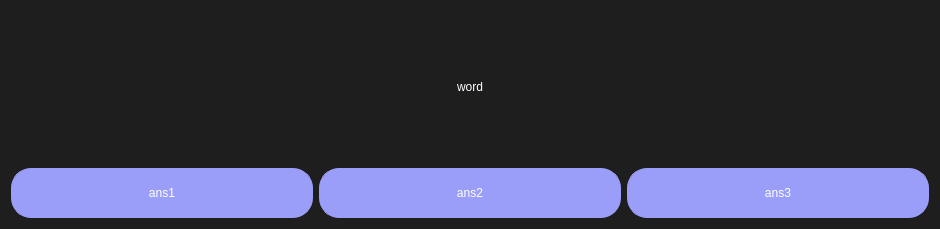
Qt form ui/ask.ui (MarwanMagdy0/EHelper) before a commit.
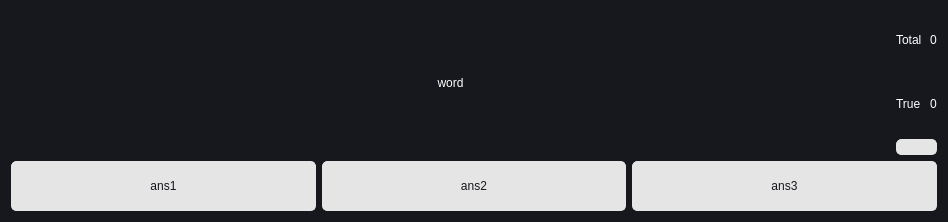
The same form after that commit. Icons and pictures are not drawn.

Commit message: change the design and add the total and true-times feature

```diff
--- a/ui/ask.ui
+++ b/ui/ask.ui
@@ -6,8 +6,8 @@
    <rect>
     <x>0</x>
     <y>0</y>
-    <width>940</width>
-    <height>229</height>
+    <width>948</width>
+    <height>222</height>
    </rect>
   </property>
   <property name="windowTitle">
@@ -15,15 +15,23 @@
   </property>
   <property name="styleSheet">
    <string notr="true">* {
-	background-color: #1e1e1e;
+	font: 63 20pt &quot;DejaVu Sans Mono&quot;;
+	background-color: #17181d;
 	color: #ffffff;
 }
+
+QTextEdit {
+background-color: #292c35;
+border: 1px solid #292c35;
+border-radius: 5px;
+}
+
 QPushButton {
 	font: 63 20pt &quot;DejaVu Sans Mono&quot;;
-	background-color: #9a9ef9;
-	border: 1px solid #9a9ef9;
-	border-radius: 20px;
-	color: #FFFFFF;
+	background-color: #e5e5e5;
+	border: 1px solid #e5e5e5;
+	border-radius: 5px;
+	color: #17181d;
 }
 QPushButton:hover {
     border-radius:20px;
@@ -33,8 +41,10 @@
 }
 
 QPushButton:disabled {
+	border-radius:5px;
+	border: 1px solid gray;
     background-color: gray;
-    color: white;
+    color: 17181d;
 }
 
 QPushButton:pressed {
@@ -42,47 +52,93 @@
 	background-color: rgb(85, 0, 255);
     color: white;
 }
-QHeaderView::section {
- background-color: #303030;
-border:none;
- }
-
-QScrollBar:vertical {
-        background-color: #333333;
-        width: 10px;
-    }
-    QScrollBar::handle:vertical {
-        background-color: #555555;
-        min-height: 20px;
-    }
-    QScrollBar::handle:vertical:hover {
-        background-color: #777777;
-    }
-    QScrollBar::add-line:vertical,
-    QScrollBar::sub-line:vertical {
-        background: none;
-    }
-    QScrollBar::add-page:vertical,
-    QScrollBar::sub-page:vertical {
-        background: none;
-    }</string>
+</string>
   </property>
   <layout class="QVBoxLayout" name="verticalLayout">
-   <item>
-    <widget class="QLabel" name="english_word">
-     <property name="styleSheet">
-      <string notr="true">font: 20pt &quot;DejaVu Sans&quot;;</string>
-     </property>
-     <property name="text">
-      <string>word</string>
-     </property>
-     <property name="alignment">
-      <set>Qt::AlignCenter</set>
-     </property>
-    </widget>
-   </item>
    <item>
     <layout class="QHBoxLayout" name="horizontalLayout_2">
+     <item>
+      <widget class="QLabel" name="english_word">
+       <property name="sizePolicy">
+        <sizepolicy hsizetype="Expanding" vsizetype="Preferred">
+         <horstretch>0</horstretch>
+         <verstretch>0</verstretch>
+        </sizepolicy>
+       </property>
+       <property name="styleSheet">
+        <string notr="true"/>
+       </property>
+       <property name="text">
+        <string>word</string>
+       </property>
+       <property name="alignment">
+        <set>Qt::AlignCenter</set>
+       </property>
+      </widget>
+     </item>
+     <item>
+      <layout class="QVBoxLayout" name="verticalLayout_2">
+       <item>
+        <layout class="QGridLayout" name="gridLayout">
+         <item row="0" column="0">
+          <widget class="QLabel" name="label_2">
+           <property name="text">
+            <string>Total</string>
+           </property>
+          </widget>
+         </item>
+         <item row="1" column="0">
+          <widget class="QLabel" name="label">
+           <property name="text">
+            <string>True </string>
+           </property>
+          </widget>
+         </item>
+         <item row="0" column="1">
+          <widget class="QLabel" name="total_label">
+           <property name="text">
+            <string>0</string>
+           </property>
+           <property name="alignment">
+            <set>Qt::AlignCenter</set>
+           </property>
+          </widget>
+         </item>
+         <item row="1" column="1">
+          <widget class="QLabel" name="true_label">
+           <property name="text">
+            <string>0</string>
+           </property>
+           <property name="alignment">
+            <set>Qt::AlignCenter</set>
+           </property>
+          </widget>
+         </item>
+        </layout>
+       </item>
+       <item>
+        <widget class="QPushButton" name="play_word_audio">
+         <property name="text">
+          <string/>
+         </property>
+         <property name="icon">
+          <iconset>
+           <normaloff>data/volume.png</normaloff>data/volume.png</iconset>
+         </property>
+         <property name="iconSize">
+          <size>
+           <width>50</width>
+           <height>50</height>
+          </size>
+         </property>
+        </widget>
+       </item>
+      </layout>
+     </item>
+    </layout>
+   </item>
+   <item>
+    <layout class="QHBoxLayout" name="horizontalLayout">
      <item>
       <widget class="QPushButton" name="answer1_button">
        <property name="sizePolicy">
```
Left out of the diff: 15 changed lines with no effect on the pictures. The commit also changes 5 other files.
